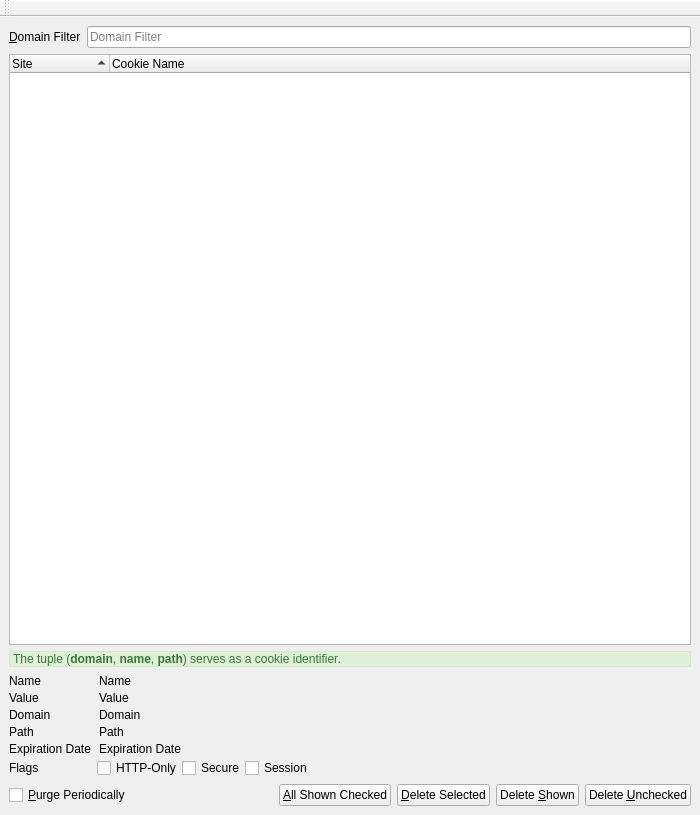
Before: the Qt Designer form 2.x/UI/dooble_cookies_window.ui in textbrowser/dooble, drawn with Qt 5.
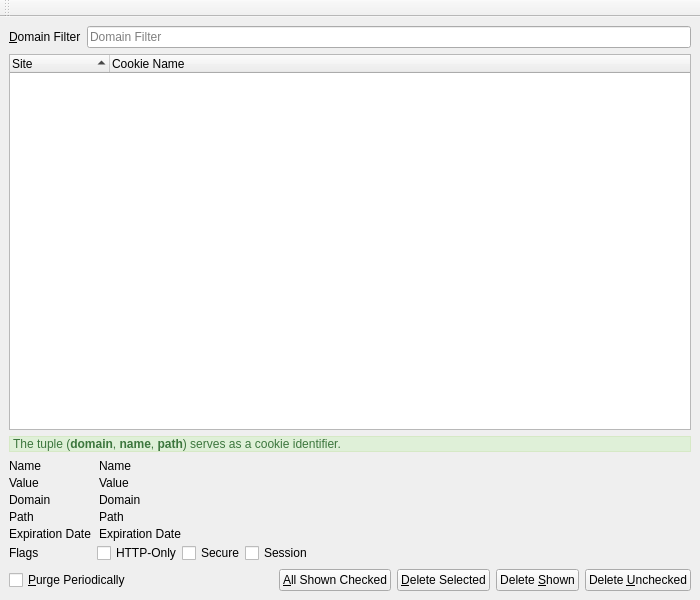
After: the same form once the commit is applied. Icons and pictures are not drawn. Custom widgets are drawn as their Qt base class.

Patch:
```diff
--- a/2.x/UI/dooble_cookies_window.ui
+++ b/2.x/UI/dooble_cookies_window.ui
@@ -7,7 +7,7 @@
     <x>0</x>
     <y>0</y>
     <width>700</width>
-    <height>815</height>
+    <height>600</height>
    </rect>
   </property>
   <property name="windowTitle">
@@ -252,6 +252,15 @@
                </color>
               </brush>
              </colorrole>
+             <colorrole role="PlaceholderText">
+              <brush brushstyle="NoBrush">
+               <color alpha="128">
+                <red>0</red>
+                <green>0</green>
+                <blue>0</blue>
+               </color>
+              </brush>
+             </colorrole>
             </active>
             <inactive>
              <colorrole role="WindowText">
@@ -281,6 +290,15 @@
                </color>
               </brush>
              </colorrole>
+             <colorrole role="PlaceholderText">
+              <brush brushstyle="NoBrush">
+               <color alpha="128">
+                <red>0</red>
+                <green>0</green>
+                <blue>0</blue>
+               </color>
+              </brush>
+             </colorrole>
             </inactive>
             <disabled>
              <colorrole role="WindowText">
@@ -310,6 +328,15 @@
                </color>
               </brush>
              </colorrole>
+             <colorrole role="PlaceholderText">
+              <brush brushstyle="NoBrush">
+               <color alpha="128">
+                <red>0</red>
+                <green>0</green>
+                <blue>0</blue>
+               </color>
+              </brush>
+             </colorrole>
             </disabled>
            </palette>
           </property>
@@ -353,6 +380,15 @@
                </color>
               </brush>
              </colorrole>
+             <colorrole role="PlaceholderText">
+              <brush brushstyle="NoBrush">
+               <color alpha="128">
+                <red>0</red>
+                <green>0</green>
+                <blue>0</blue>
+               </color>
+              </brush>
+             </colorrole>
             </active>
             <inactive>
              <colorrole role="WindowText">
@@ -382,6 +418,15 @@
                </color>
               </brush>
              </colorrole>
+             <colorrole role="PlaceholderText">
+              <brush brushstyle="NoBrush">
+               <color alpha="128">
+                <red>0</red>
+                <green>0</green>
+                <blue>0</blue>
+               </color>
+              </brush>
+             </colorrole>
             </inactive>
             <disabled>
              <colorrole role="WindowText">
@@ -411,6 +456,15 @@
                </color>
               </brush>
              </colorrole>
+             <colorrole role="PlaceholderText">
+              <brush brushstyle="NoBrush">
+               <color alpha="128">
+                <red>0</red>
+                <green>0</green>
+                <blue>0</blue>
+               </color>
+              </brush>
+             </colorrole>
             </disabled>
            </palette>
           </property>
@@ -454,6 +508,15 @@
                </color>
               </brush>
              </colorrole>
+             <colorrole role="PlaceholderText">
+              <brush brushstyle="NoBrush">
+               <color alpha="128">
+                <red>0</red>
+                <green>0</green>
+                <blue>0</blue>
+               </color>
+              </brush>
+             </colorrole>
             </active>
             <inactive>
              <colorrole role="WindowText">
@@ -483,6 +546,15 @@
                </color>
               </brush>
              </colorrole>
+             <colorrole role="PlaceholderText">
+              <brush brushstyle="NoBrush">
+               <color alpha="128">
+                <red>0</red>
+                <green>0</green>
+                <blue>0</blue>
+               </color>
+              </brush>
+             </colorrole>
             </inactive>
             <disabled>
              <colorrole role="WindowText">
@@ -512,6 +584,15 @@
                </color>
               </brush>
              </colorrole>
+             <colorrole role="PlaceholderText">
+              <brush brushstyle="NoBrush">
+               <color alpha="128">
+                <red>0</red>
+                <green>0</green>
+                <blue>0</blue>
+               </color>
+              </brush>
+             </colorrole>
             </disabled>
            </palette>
           </property>
```
